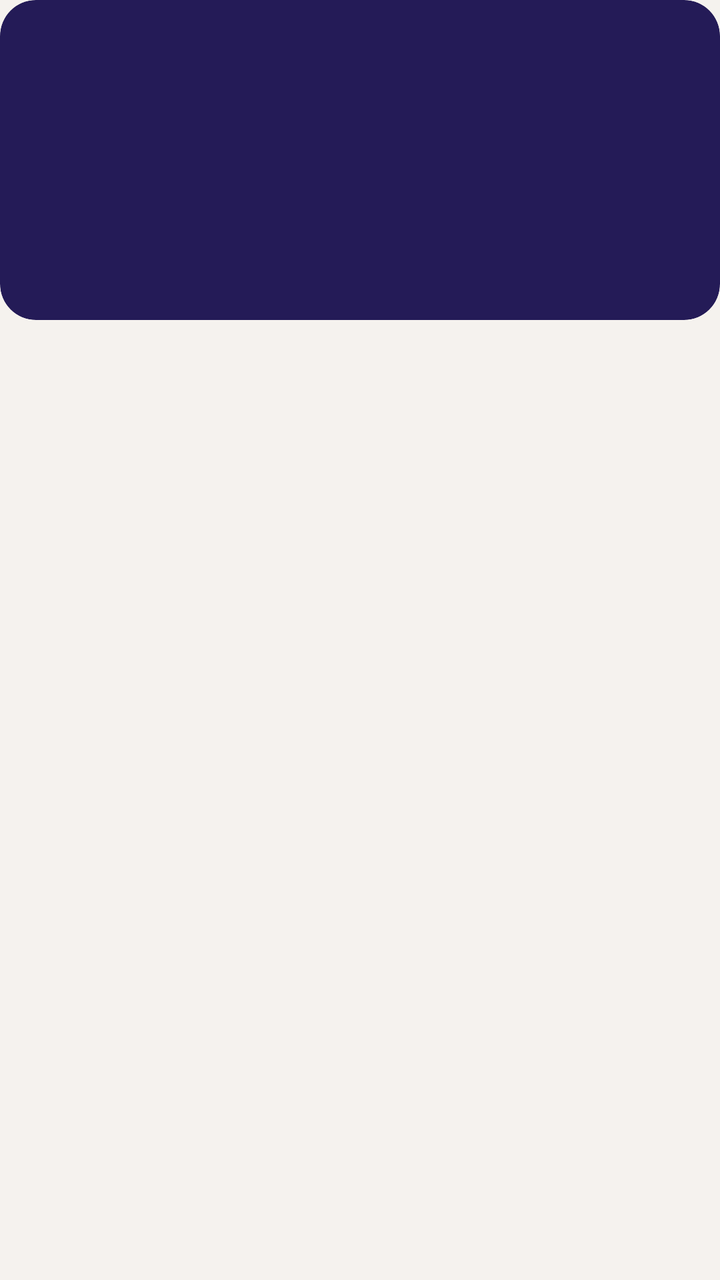
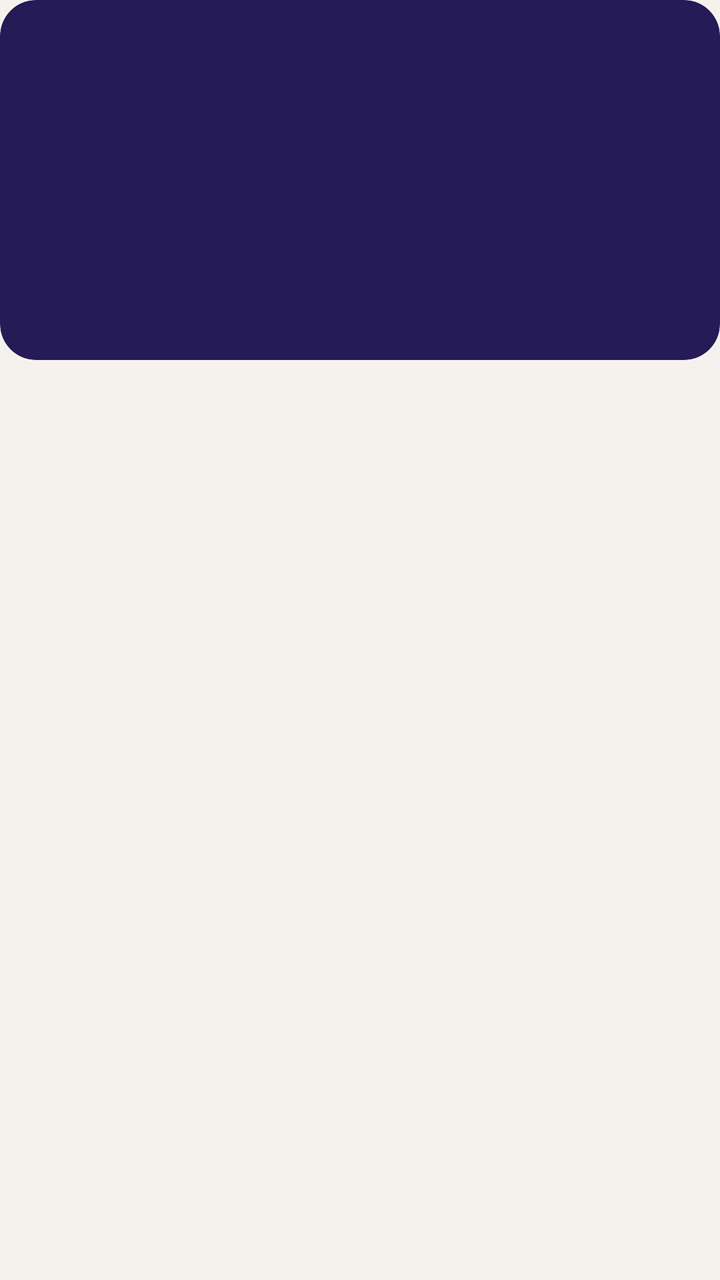

Two renders of the same Android screen: before a commit and after it. Below are the layout's source before the change and the commit's diff.
<!-- AndroidManifest.xml: application theme Theme.SleepBetter -->
<!-- res/layout/notification_scene.xml -->
<?xml version="1.0" encoding="utf-8"?>
<FrameLayout xmlns:android="http://schemas.android.com/apk/res/android"
    android:layout_width="match_parent"
    android:layout_height="wrap_content">

    <ViewFlipper
        android:id="@+id/scene_flipper"
        android:layout_width="match_parent"
        android:layout_height="160dp"
        android:autoStart="true"
        android:flipInterval="150"
        android:background="@drawable/notification_scene_bg"
        android:clipToOutline="true" />

    <LinearLayout
        android:layout_width="match_parent"
        android:layout_height="wrap_content"
        android:layout_gravity="bottom"
        android:orientation="vertical"
        android:padding="14dp">

        <TextView
            android:id="@+id/scene_title"
            android:layout_width="wrap_content"
            android:layout_height="wrap_content"
            android:shadowColor="#99000000"
            android:shadowRadius="6"
            android:textColor="#FFFFFFFF"
            android:textSize="16sp"
            android:textStyle="bold" />

        <TextView
            android:id="@+id/scene_text"
            android:layout_width="wrap_content"
            android:layout_height="wrap_content"
            android:shadowColor="#99000000"
            android:shadowRadius="6"
            android:textColor="#E6FFFFFF"
            android:textSize="13sp" />
    </LinearLayout>
</FrameLayout>
<!-- resources referenced by this layout -->
<resources>
  <!-- drawable notification_scene_bg (drawable) -->
  <?xml version="1.0" encoding="utf-8"?>
  <shape xmlns:android="http://schemas.android.com/apk/res/android" android:shape="rectangle">
      <solid android:color="#FF241B57" />
      <corners android:radius="18dp" />
  </shape>
  <style name="Theme.SleepBetter" parent="android:Theme.Material.NoActionBar">
          <item name="android:windowBackground">@color/night</item>
          <item name="android:statusBarColor">@android:color/transparent</item>
          <item name="android:navigationBarColor">@android:color/transparent</item>
      </style>
  <color name="night">#FFF5F2EE</color>
</resources>

<!-- the commit's change to res/layout/notification_scene.xml (unified diff, before → after) -->
@@ -6,7 +6,7 @@
     <ViewFlipper
         android:id="@+id/scene_flipper"
         android:layout_width="match_parent"
-        android:layout_height="160dp"
+        android:layout_height="180dp"
         android:autoStart="true"
         android:flipInterval="150"
         android:background="@drawable/notification_scene_bg"
